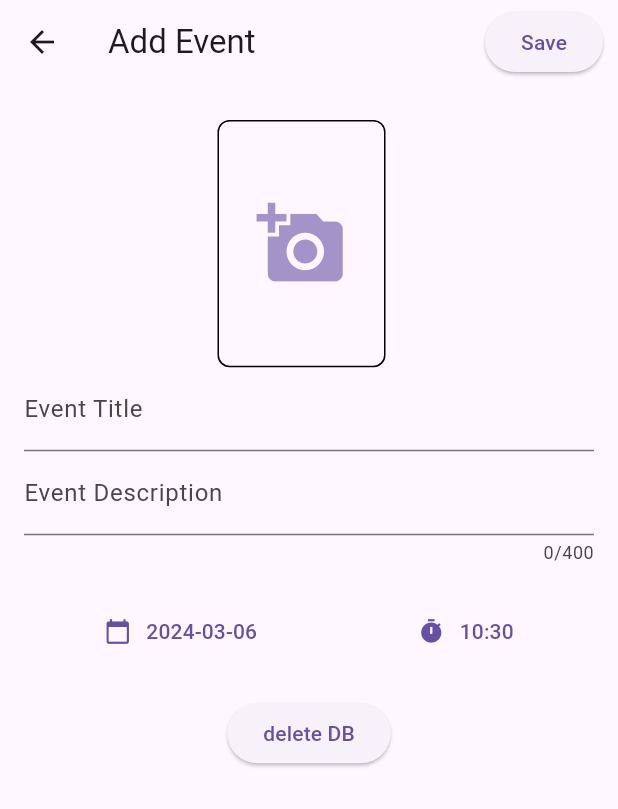
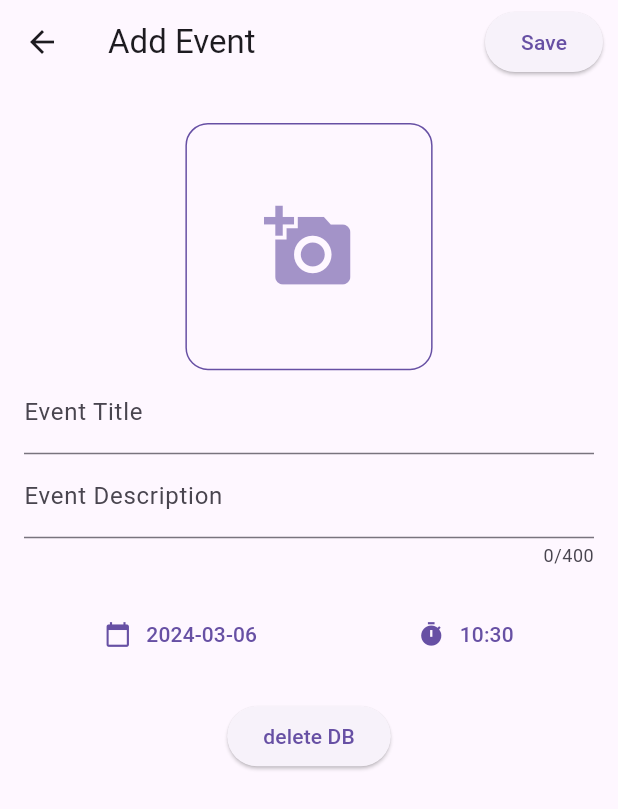
Before and after one commit to Zhenya-Mykhalskyi/calendar-bloc, a Flutter app: the AddEventScreen screen opened directly, on a phone screen of 412 x 824 dp. Shown: the top 809 px of the screen. Run offline on Flutter 3.47's test engine with Material 3 defaults, Android fonts, the phone set to English and light mode, and no system bars; our stand-ins replace equatable, flutter_bloc, image_picker, sqflite, table_calendar; accounts and stored records are empty.

Commit message:
style: image picker widget

```diff
--- a/lib/features/add_event/widgets/image_picker.dart
+++ b/lib/features/add_event/widgets/image_picker.dart
@@ -39,16 +39,18 @@ class _PickImageState extends State<PickImage> {
   Widget build(BuildContext context) {
     return Container(
       height: MediaQuery.of(context).size.height * 0.20,
-      margin: const EdgeInsets.only(top: 8, right: 10),
+      margin: const EdgeInsets.only(top: 10),
       decoration: BoxDecoration(
-        borderRadius: BorderRadius.circular(8),
+        borderRadius: BorderRadius.circular(15),
         border: Border.all(
-          color: Colors.black,
+          color: Theme.of(context).primaryColor,
         ),
       ),
       child: _pickedImage == null
           ? widget.currentImagePath == null
-              ? InkWell(
+              ? AspectRatio(
+                  aspectRatio: 1,
+                  child: InkWell(
                     onTap: _getImageFromGallery,
                     child: Padding(
                       padding: const EdgeInsets.all(25.0),
@@ -58,24 +60,25 @@ class _PickImageState extends State<PickImage> {
                         size: 60,
                       ),
                     ),
+                  ),
                 )
               : InkWell(
                   onTap: _getImageFromGallery,
                   child: ClipRRect(
-                    borderRadius: BorderRadius.circular(8),
+                    borderRadius: BorderRadius.circular(15),
                     child: Image.file(
                       File(widget.currentImagePath!),
-                      fit: BoxFit.cover,
+                      fit: BoxFit.contain,
                     ),
                   ),
                 )
           : InkWell(
               onTap: _getImageFromGallery,
               child: ClipRRect(
-                borderRadius: BorderRadius.circular(8),
+                borderRadius: BorderRadius.circular(15),
                 child: Image.file(
                   _pickedImage!,
-                  fit: BoxFit.cover,
+                  fit: BoxFit.contain,
                 ),
               ),
             ),
```
Lines whose indentation alone changed are shown as unchanged.
